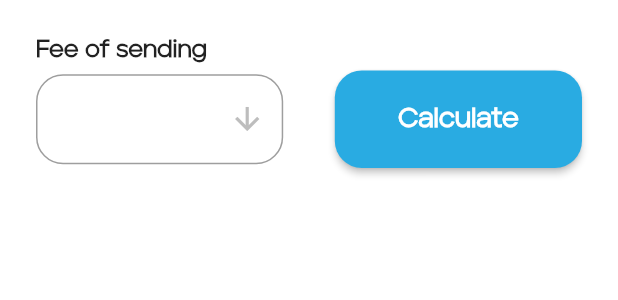
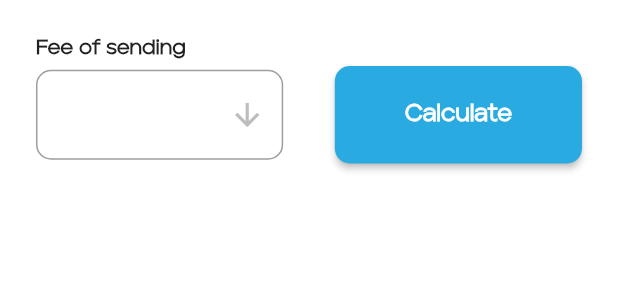
Before and after one commit to turkussic/banconota-flutter, a Flutter app: the CostsMenuWidget widget shown alone on an empty page, opened directly with empty values, on a phone screen of 412 x 824 dp. Shown: the top 300 px of the screen. Run offline on Flutter 3.47's test engine with Material 2 defaults, Android fonts, the phone set to English and light mode, and no system bars; our stand-ins replace bloc, dio, equatable, flutter_bloc, get, get_it and 3 more; missing offline and left inert: advance_pdf_viewer, fimber; generated files the repository leaves out were written again; network calls fail.

Commit message:
Fix border radius, change font size

```diff
--- a/analysis_options.yaml
+++ /dev/null
@@ -1,5 +0,0 @@
-include: package:code_style/analysis_options.yaml
-
-analyzer:
-  exclude:
-    - lib/generated
--- a/lib/res/text_styles.dart
+++ b/lib/res/text_styles.dart
@@ -13,21 +13,21 @@ class TextStyles {
   TextTheme get _theme => Theme.of(_context).textTheme;
 
   TextStyle get buttonText => TextStyle(
-        fontSize: 18.0,
+        fontSize: 16.0,
         color: Attributes.backgroundColor,
         fontFamily: 'Aventa-Regular',
         fontWeight: FontWeight.w800,
       );
 
   TextStyle get cardTitle => TextStyle(
-        fontSize: 16.0,
+        fontSize: 14.0,
         color: Attributes.backgroundColor,
         fontFamily: 'Aventa-Regular',
         fontWeight: FontWeight.w600,
       );
 
   TextStyle get cardTitleInverted => TextStyle(
-        fontSize: 16.0,
+        fontSize: 14.0,
         color: Attributes.primaryTextColor,
         fontFamily: 'Aventa-Regular',
         fontWeight: FontWeight.w600,
@@ -45,42 +45,42 @@ class TextStyles {
       );
 
   TextStyle get popupTitle => TextStyle(
-        fontSize: 24.0,
+        fontSize: 22.0,
         color: Attributes.primaryTextColor,
         fontFamily: 'Aventa-Regular',
         fontWeight: FontWeight.w800,
       );
 
   TextStyle get popupFees => TextStyle(
-        fontSize: 18.0,
+        fontSize: 16.0,
         color: Attributes.primaryTextColor,
         fontFamily: 'Aventa-Regular',
         fontWeight: FontWeight.w800,
       );
 
   TextStyle get popupFeesRed => TextStyle(
-        fontSize: 18.0,
+        fontSize: 16.0,
         color: Colors.redAccent,
         fontFamily: 'Aventa-Regular',
         fontWeight: FontWeight.w800,
       );
 
   TextStyle get popupReceive => TextStyle(
-        fontSize: 24.0,
+        fontSize: 22.0,
         color: Attributes.primaryTextColor,
         fontFamily: 'Aventa-Regular',
         fontWeight: FontWeight.w800,
       );
 
   TextStyle get popupReceiveGreen => TextStyle(
-        fontSize: 24.0,
+        fontSize: 22.0,
         color: Colors.green,
         fontFamily: 'Aventa-Regular',
         fontWeight: FontWeight.w800,
       );
 
   TextStyle get popupFeesPayer => TextStyle(
-        fontSize: 12.0,
+        fontSize: 10.0,
         color: Colors.redAccent,
         fontFamily: 'Aventa-Regular',
         fontWeight: FontWeight.w800,
--- a/lib/ui/features/home/home_screen.dart
+++ b/lib/ui/features/home/home_screen.dart
@@ -110,14 +110,14 @@ class _HomeScreenState extends State<HomeScreen> {
                           color: Attributes.tertiaryColor,
                           width: 2.0,
                         ),
-                        borderRadius: BorderRadius.circular(18.0),
+                        borderRadius: BorderRadius.circular(10.0),
                       ),
                       enabledBorder: OutlineInputBorder(
                         borderSide: BorderSide(
                           color: Attributes.secondaryColor,
                           width: 2.0,
                         ),
-                        borderRadius: BorderRadius.circular(18.0),
+                        borderRadius: BorderRadius.circular(10.0),
                       ),
                       hintText: s.moneySum,
                     ),
--- a/lib/ui/features/home/widgets/abbreviations_card_widget.dart
+++ b/lib/ui/features/home/widgets/abbreviations_card_widget.dart
@@ -52,7 +52,7 @@ class _AbbreviationsCardWidgetState extends State<AbbreviationsCardWidget> {
         bottom: 24.0,
       ),
       decoration: BoxDecoration(
-        borderRadius: BorderRadius.circular(18.0),
+        borderRadius: BorderRadius.circular(10.0),
         color: widget.backgroundColor,
       ),
       child: Padding(
@@ -77,14 +77,14 @@ class _AbbreviationsCardWidgetState extends State<AbbreviationsCardWidget> {
                       ),
                       Container(
                         decoration: BoxDecoration(
-                          borderRadius: BorderRadius.circular(18.0),
+                          borderRadius: BorderRadius.circular(10.0),
                           color: Attributes.backgroundColor,
                         ),
                         width: dimensions.fullWidth - 100,
                         child: DropdownButtonFormField<String>(
                           decoration: InputDecoration(
                             border: OutlineInputBorder(
-                              borderRadius: BorderRadius.circular(18.0),
+                              borderRadius: BorderRadius.circular(10.0),
                             ),
                           ),
                           value: widget.initialValue.toString(),
--- a/lib/ui/features/home/widgets/costs_menu_widget.dart
+++ b/lib/ui/features/home/widgets/costs_menu_widget.dart
@@ -60,7 +60,7 @@ class _CostsMenuWidgetState extends State<CostsMenuWidget> {
             children: [
               Container(
                 decoration: BoxDecoration(
-                  borderRadius: BorderRadius.circular(18.0),
+                  borderRadius: BorderRadius.circular(10.0),
                   color: Attributes.backgroundColor,
                 ),
                 width: dimensions.fullWidth * 0.4,
@@ -68,7 +68,7 @@ class _CostsMenuWidgetState extends State<CostsMenuWidget> {
                 child: DropdownButtonFormField<String>(
                   decoration: InputDecoration(
                     border: OutlineInputBorder(
-                      borderRadius: BorderRadius.circular(18.0),
+                      borderRadius: BorderRadius.circular(10.0),
                     ),
                   ),
                   value: widget.initialValue,
@@ -142,6 +142,7 @@ class _CostsMenuWidgetState extends State<CostsMenuWidget> {
                                 mainAxisAlignment:
                                     MainAxisAlignment.spaceBetween,
                                 children: <Widget>[
+                                  Container(),
                                   Container(
                                     padding: EdgeInsets.all(24.0),
                                     child: Column(
@@ -201,6 +202,17 @@ class _CostsMenuWidgetState extends State<CostsMenuWidget> {
                                           ],
                                         ),
                                         SizedBox(
+                                          height: 12.0,
+                                        ),
+                                        Row(
+                                          children: [
+                                            Text(
+                                              s.feesPayer(payer),
+                                              style: textStyle.popupFeesPayer,
+                                            ),
+                                          ],
+                                        ),
+                                        SizedBox(
                                           height: 24.0,
                                         ),
                                         Row(
@@ -216,13 +228,6 @@ class _CostsMenuWidgetState extends State<CostsMenuWidget> {
                                                   textStyle.popupReceiveGreen,
                                             ),
                                           ],
-                                        ),
-                                        SizedBox(
-                                          height: 12.0,
-                                        ),
-                                        Text(
-                                          s.feesPayer(payer),
-                                          style: textStyle.popupFeesPayer,
                                         ),
                                       ],
                                     ),
--- a/lib/ui/features/home/widgets/home_card_widget.dart
+++ b/lib/ui/features/home/widgets/home_card_widget.dart
@@ -62,7 +62,7 @@ class _HomeCardWidgetState extends State<HomeCardWidget> {
         bottom: 24.0,
       ),
       decoration: BoxDecoration(
-        borderRadius: BorderRadius.circular(18.0),
+        borderRadius: BorderRadius.circular(10.0),
         image: DecorationImage(
           image: AssetImage(widget.image),
           fit: BoxFit.fill,
@@ -94,14 +94,14 @@ class _HomeCardWidgetState extends State<HomeCardWidget> {
                       ),
                       Container(
                         decoration: BoxDecoration(
-                          borderRadius: BorderRadius.circular(18.0),
+                          borderRadius: BorderRadius.circular(10.0),
                           color: Attributes.backgroundColor,
                         ),
                         width: dimensions.fullWidth - 100,
                         child: DropdownButtonFormField<String>(
                           decoration: InputDecoration(
                             border: OutlineInputBorder(
-                              borderRadius: BorderRadius.circular(18.0),
+                              borderRadius: BorderRadius.circular(10.0),
                             ),
                           ),
                           value: widget.initialValue.bankName,
--- a/lib/ui/widgets/buttons/elevated_button_widget.dart
+++ b/lib/ui/widgets/buttons/elevated_button_widget.dart
@@ -23,7 +23,7 @@ class ElevatedButtonWidget extends StatelessWidget {
         backgroundColor: MaterialStateProperty.all(backgroundColor),
         shape: MaterialStateProperty.all<RoundedRectangleBorder>(
           RoundedRectangleBorder(
-            borderRadius: BorderRadius.circular(18.0),
+            borderRadius: BorderRadius.circular(10.0),
             side: BorderSide(color: Colors.transparent),
           ),
         ),
```
